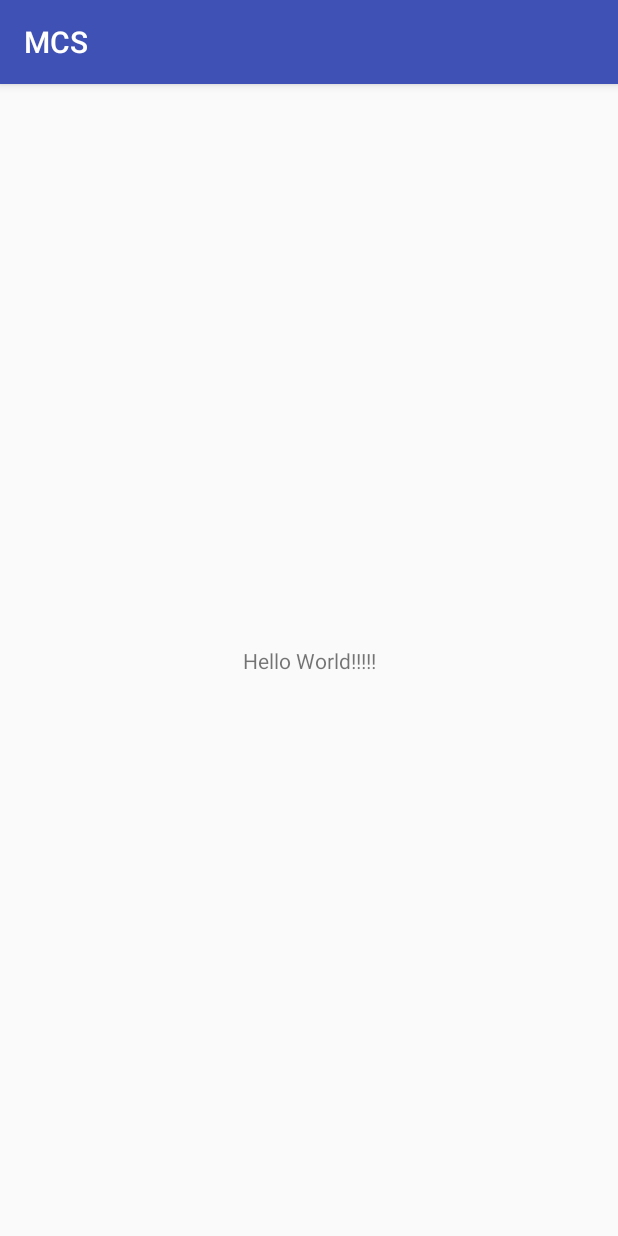
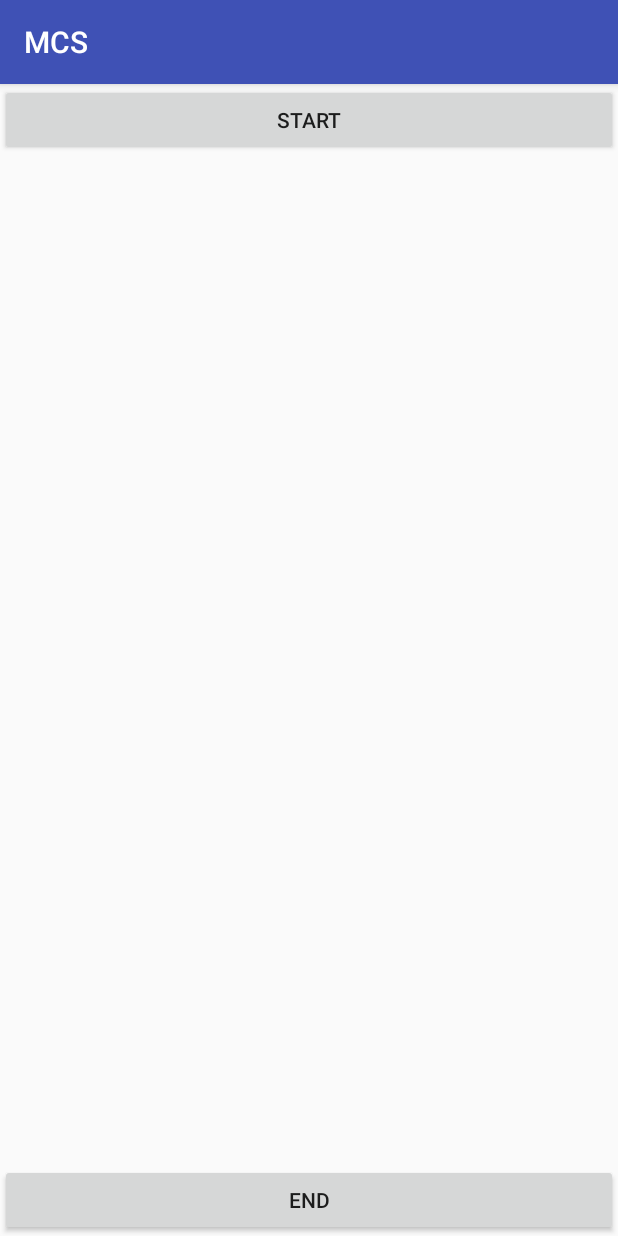
Before and after one commit to prashaiit/SmartSolutions, an Android app: the screen it shows after launch (MainActivity), on a phone screen of 412 x 824 dp. Run offline under Robolectric (Android 15) with nearby library versions, the phone set to English and light mode, and no system bars.

Commit message:
latest version

```diff
--- a/MCS/app/src/main/java/smartsol/mcs/MainActivity.java
+++ b/MCS/app/src/main/java/smartsol/mcs/MainActivity.java
@@ -4,6 +4,9 @@ import android.content.Intent;
 import android.content.IntentFilter;
 import android.support.v7.app.AppCompatActivity;
 import android.os.Bundle;
+import android.util.Log;
+import android.view.View;
+import android.widget.Button;
 import android.widget.TextView;
 
 public class MainActivity extends AppCompatActivity {
@@ -24,7 +27,40 @@ public class MainActivity extends AppCompatActivity {
         IntentFilter filter = new IntentFilter(Intent.ACTION_NEW_OUTGOING_CALL);
 
 
-        IncomingCallReceiver receiver = new IncomingCallReceiver();
-       // registerReceiver(receiver, filter);
+        Button start = (Button)findViewById(R.id.startService);
+        Button end = (Button) findViewById(R.id.endService);
+
+        start.setOnClickListener(new View.OnClickListener() {
+            @Override
+            public void onClick(View v) {
+                Intent i = new Intent(MainActivity.this, PhoneStateListenerService.class);
+                startService(i);
+            }
+        });
+
+        end.setOnClickListener(new View.OnClickListener() {
+            @Override
+            public void onClick(View v) {
+                Intent i = new Intent(MainActivity.this, PhoneStateListenerService.class);
+                stopService(i);
+            }
+        });
+
+
+    }
+
+    @Override
+    protected void onDestroy() {
+        super.onDestroy();
+        Log.i("MCS", "App Destoryed");
+
+        Intent i = new Intent("RestartService");
+        sendBroadcast(i);
+    }
+
+    @Override
+    public void onDetachedFromWindow() {
+        super.onDetachedFromWindow();
+        Log.i("MCS", "App Detached from window");
     }
 }
--- a/MCS/app/src/main/res/layout/activity_main.xml
+++ b/MCS/app/src/main/res/layout/activity_main.xml
@@ -1,19 +1,28 @@
 <?xml version="1.0" encoding="utf-8"?>
-<android.support.constraint.ConstraintLayout xmlns:android="http://schemas.android.com/apk/res/android"
+<RelativeLayout xmlns:android="http://schemas.android.com/apk/res/android"
     xmlns:app="http://schemas.android.com/apk/res-auto"
     xmlns:tools="http://schemas.android.com/tools"
     android:layout_width="match_parent"
     android:layout_height="match_parent"
     tools:context="smartsol.mcs.MainActivity">
 
+    <Button
+        android:layout_width="match_parent"
+        android:layout_height="wrap_content"
+        android:id="@+id/startService"
+        android:layout_alignParentTop="true"
+        android:text="Start"/>
     <TextView
-        android:id="@+id/textView"
-        android:layout_width="wrap_content"
+        android:layout_width="match_parent"
         android:layout_height="wrap_content"
-        android:text="Hello World!!!!!"
-        app:layout_constraintBottom_toBottomOf="parent"
-        app:layout_constraintLeft_toLeftOf="parent"
-        app:layout_constraintRight_toRightOf="parent"
-        app:layout_constraintTop_toTopOf="parent" />
+        android:layout_centerInParent="true"
+        android:id="@+id/textView"/>
 
-</android.support.constraint.ConstraintLayout>
+    <Button
+        android:layout_width="match_parent"
+        android:layout_height="wrap_content"
+        android:id="@+id/endService"
+        android:layout_alignParentBottom="true"
+        android:text="End"/>
+
+</RelativeLayout>
```
Also changed, not shown: MCS/app/src/main/AndroidManifest.xml (+12 -1 lines), MCS/app/src/main/java/smartsol/mcs/IncomingCallReceiver.java (+14 -4 lines).
